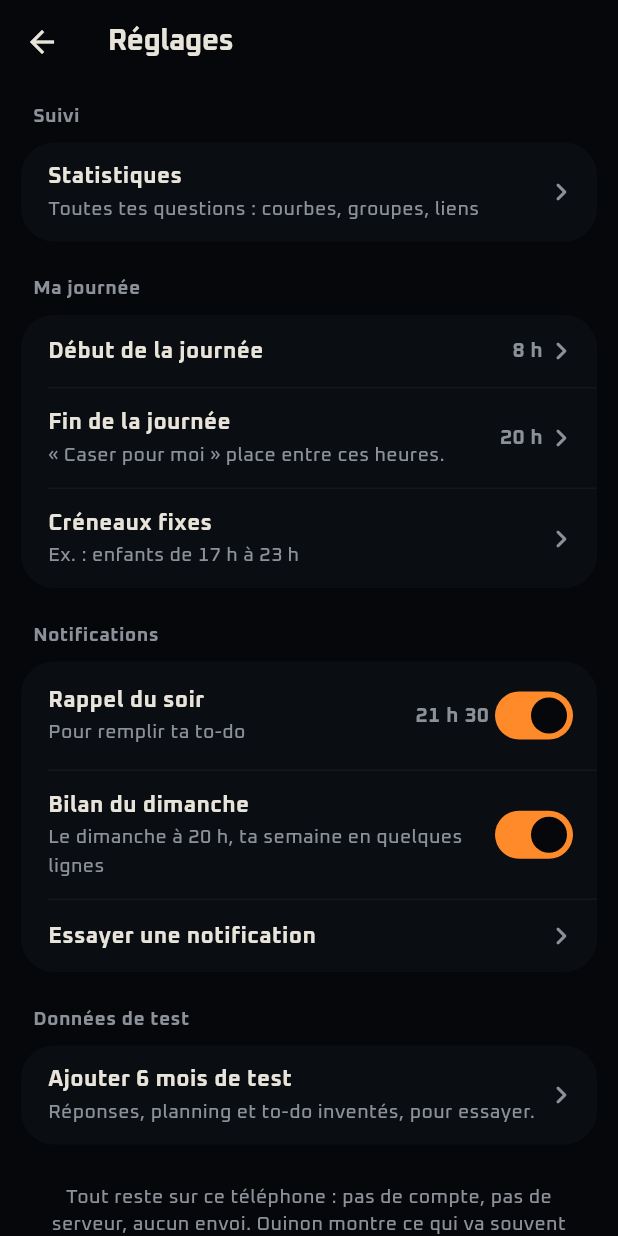
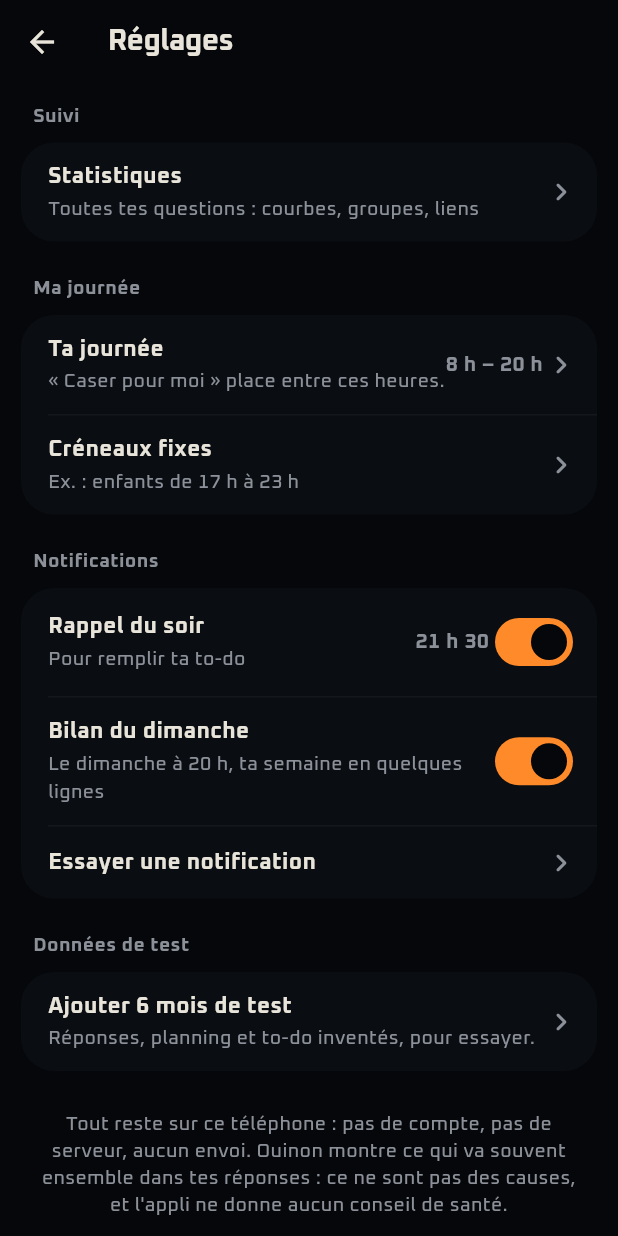
Before and after one commit to dulionpaul-ai/ouinon, a Flutter app: the screen it shows after launch, item 3 of the bottom bar chosen, after a tap on the "tune" icon, on a phone screen of 412 x 824 dp. Run offline on Flutter 3.47's test engine with Material 3 defaults, Android fonts, the phone set to English and light mode, and no system bars; our stand-ins replace fl_chart, flutter_local_notifications, shared_preferences, speech_to_text, sqflite, timezone; accounts and stored records are empty.

Commit message:
Réglages : « Ta journée » en une seule ligne (1.0.0+32)
Co-Authored-By: Claude Opus 5.5 <noreply@anthropic.com>
Claude-Session: https://claude.ai/code/session_01JgPcsm1XKxjimSmv3GHsnS

```diff
--- a/lib/screens/reglages_screen.dart
+++ b/lib/screens/reglages_screen.dart
@@ -145,9 +145,10 @@ class _ReglagesScreenState extends State<ReglagesScreen>
   }
 
   /// Cadran d'heure (sans clavier, 24 h) ; nul si annulé.
-  Future<int?> _heure(int depart) async {
+  Future<int?> _heure(int depart, {String? titre}) async {
     final choisie = await showTimePicker(
       context: context,
+      helpText: titre,
       initialEntryMode: TimePickerEntryMode.dialOnly,
       initialTime: TimeOfDay(hour: depart ~/ 60, minute: depart % 60),
       builder: (context, enfant) => MediaQuery(
@@ -158,20 +159,20 @@ class _ReglagesScreenState extends State<ReglagesScreen>
     return choisie == null ? null : choisie.hour * 60 + choisie.minute;
   }
 
-  Future<void> _choisitJournee({required bool debut}) async {
-    final minutes = await _heure(debut ? _journee.debut : _journee.fin);
-    if (minutes == null || !mounted) return;
-    final nouvelle = debut
-        ? (debut: minutes, fin: _journee.fin)
-        : (debut: _journee.debut, fin: minutes);
-    if (nouvelle.fin <= nouvelle.debut) {
+  /// Ta journée, en une ligne (Paul, 28/10/2026) : le début, puis la fin.
+  Future<void> _choisitJournee() async {
+    final debut = await _heure(_journee.debut, titre: 'Début de ta journée');
+    if (debut == null || !mounted) return;
+    final fin = await _heure(_journee.fin, titre: 'Fin de ta journée');
+    if (fin == null || !mounted) return;
+    if (fin <= debut) {
       ScaffoldMessenger.of(context).showSnackBar(
         const SnackBar(content: Text('La fin doit venir après le début.')),
       );
       return;
     }
-    setState(() => _journee = nouvelle);
-    await Preferences.changeJournee(debut: nouvelle.debut, fin: nouvelle.fin);
+    setState(() => _journee = (debut: debut, fin: fin));
+    await Preferences.changeJournee(debut: debut, fin: fin);
     try {
       await Notifications.instance.replanifie(widget.base);
     } catch (_) {}
@@ -263,17 +264,11 @@ class _ReglagesScreenState extends State<ReglagesScreen>
           ]),
           _Section('Ma journée', [
             _Ligne(
-              cle: const ValueKey('debut-journee'),
-              titre: 'Début de la journée',
-              valeur: heureFr(_journee.debut),
-              onTap: () => _choisitJournee(debut: true),
-            ),
-            _Ligne(
-              cle: const ValueKey('fin-journee'),
-              titre: 'Fin de la journée',
-              valeur: heureFr(_journee.fin),
+              cle: const ValueKey('journee'),
+              titre: 'Ta journée',
+              valeur: '${heureFr(_journee.debut)} – ${heureFr(_journee.fin)}',
               sousTitre: '« Caser pour moi » place entre ces heures.',
-              onTap: () => _choisitJournee(debut: false),
+              onTap: _choisitJournee,
             ),
             _Ligne(
               titre: 'Créneaux fixes',
--- a/lib/utils/version.dart
+++ b/lib/utils/version.dart
@@ -1,7 +1,7 @@
 /// Version de l'appli, la même que `version:` dans `pubspec.yaml` (un test
 /// le vérifie). Le nombre après le « + » est le numéro de l'APK de test,
 /// affiché en bas des Réglages pour savoir lequel est installé.
-const versionAppli = '1.0.0+31';
+const versionAppli = '1.0.0+32';
 
 /// « Ouinon 1.0.0 · APK n° 10 ».
 String versionLisible() {
--- a/pubspec.yaml
+++ b/pubspec.yaml
@@ -4,7 +4,7 @@ publish_to: 'none'
 
 # Version et numéro de compilation (x.y.z+n) : monter n avant chaque envoi
 # sur un store (il doit toujours augmenter).
-version: 1.0.0+31
+version: 1.0.0+32
 
 environment:
   sdk: ^3.13.5
```
Also changed, not shown: 2 other files.
